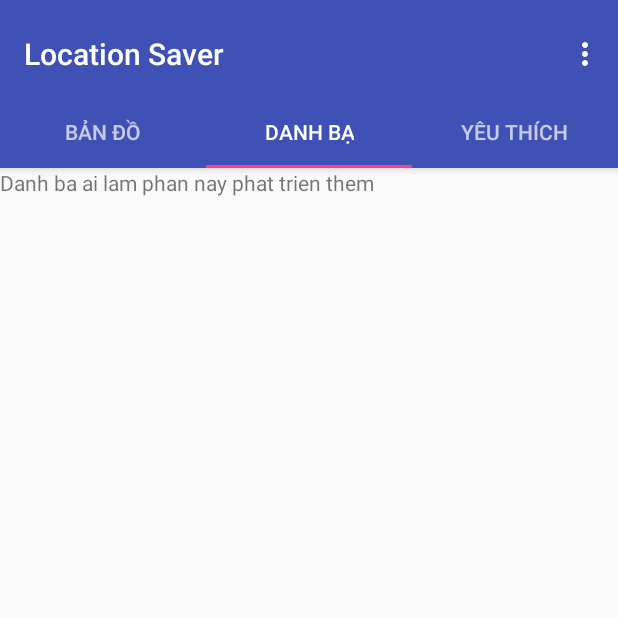
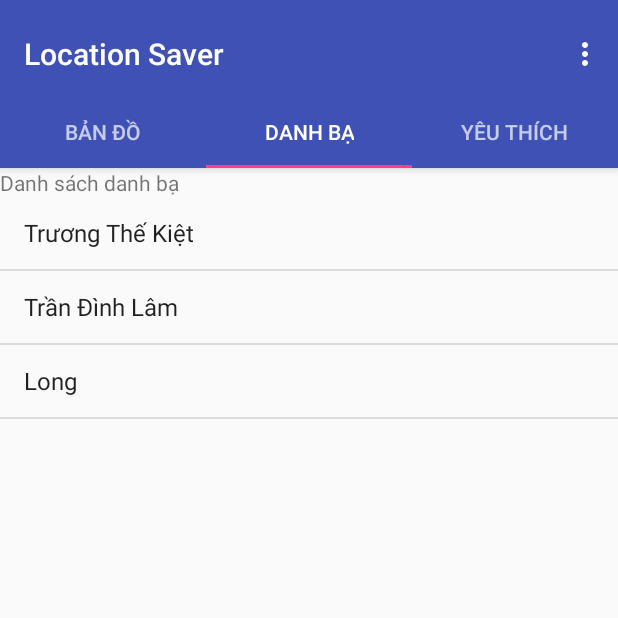
Before and after one commit to trandinhlam/AndroidProjectGroup32, an Android app: the screen it shows after launch (MainActivity), tab 2 chosen, on a phone screen of 412 x 824 dp, the top half of it. Run offline under Robolectric (Android 15) with nearby library versions, the phone set to English and light mode, and no system bars.

Commit message:
Đã thêm 1 listview vào Fragment_DanhBa. Chưa Custom List để hiển thị đúng định dạng vì lười tạo dữ liệu !!! bonus: Kiệt giấu mấy file fragment. java kĩ quá Tìm ko ra, mất 30 phút mới phát hiện :)

```diff
--- a/LoactionSaver/app/src/main/java/com/example/thekiet/loactionsaver/MainActivity.java
+++ b/LoactionSaver/app/src/main/java/com/example/thekiet/loactionsaver/MainActivity.java
@@ -48,7 +48,7 @@ public class MainActivity extends AppCompatActivity {
         mViewPager = (ViewPager) findViewById(R.id.container);
         setupViewPager(mViewPager);
         mViewPager.setOffscreenPageLimit(3);
-        //mViewPager.setAdapter(mSectionsPagerAdapter);
+        mViewPager.setAdapter(mSectionsPagerAdapter);
 
         tablayout = (TabLayout) findViewById(R.id.tabs);
         tablayout.setupWithViewPager(mViewPager);
--- a/LoactionSaver/app/src/main/java/fragment/fragment_danhba.java
+++ b/LoactionSaver/app/src/main/java/fragment/fragment_danhba.java
@@ -7,6 +7,10 @@ import android.support.v4.app.Fragment;
 import android.view.LayoutInflater;
 import android.view.View;
 import android.view.ViewGroup;
+import android.widget.ArrayAdapter;
+import android.widget.ListView;
+import android.widget.TextView;
+import android.widget.Toast;
 
 import com.example.thekiet.loactionsaver.R;
 
@@ -15,9 +19,26 @@ import com.example.thekiet.loactionsaver.R;
  */
 
 public class fragment_danhba extends Fragment {
-
+    TextView tbao;
+    ListView lvdanhba;
+    final String arr[]={"Trương Thế Kiệt",
+            "Trần Đình Lâm",
+            "Long"
+    };
     @Override
     public View onCreateView(LayoutInflater inflater, @Nullable ViewGroup container, Bundle savedInstanceState) {
-        return inflater.inflate(R.layout.fragment_danhba, container, false);
+
+
+
+        View layout_danhba=inflater.inflate(R.layout.fragment_danhba, container,false);
+        tbao=(TextView) layout_danhba.findViewById(R.id.tvdanhba);
+        tbao.setText("Danh sách danh bạ");
+
+        lvdanhba=(ListView) layout_danhba.findViewById(R.id.listdanhba);
+
+        ArrayAdapter<String> adapter = new ArrayAdapter<String>(this.getActivity(),
+                android.R.layout.simple_list_item_1,arr);
+        lvdanhba.setAdapter(adapter);
+        return layout_danhba;
     }
 }
--- a/LoactionSaver/app/src/main/java/fragment/fragment_likelist.java
+++ b/LoactionSaver/app/src/main/java/fragment/fragment_likelist.java
@@ -6,6 +6,8 @@ import android.support.annotation.Nullable;
 import android.view.LayoutInflater;
 import android.view.View;
 import android.view.ViewGroup;
+import android.widget.TextView;
+import android.widget.Toast;
 
 import com.example.thekiet.loactionsaver.R;
 
@@ -14,9 +16,11 @@ import com.example.thekiet.loactionsaver.R;
  */
 
 public class fragment_likelist extends Fragment {
+    TextView tbao;
     @Nullable
     @Override
-    public View onCreateView(LayoutInflater inflater, @Nullable ViewGroup container, Bundle savedInstanceState) {
+
+        public View onCreateView(LayoutInflater inflater, ViewGroup container, Bundle savedInstanceState) {
         return inflater.inflate(R.layout.fragment_likelist,container, false);
     }
 }
--- a/LoactionSaver/app/src/main/res/layout/fragment_danhba.xml
+++ b/LoactionSaver/app/src/main/res/layout/fragment_danhba.xml
@@ -1,10 +1,20 @@
 <?xml version="1.0" encoding="utf-8"?>
 <LinearLayout xmlns:android="http://schemas.android.com/apk/res/android"
-    android:orientation="vertical" android:layout_width="match_parent"
+    android:orientation="vertical"
+    android:layout_width="match_parent"
     android:layout_height="match_parent">
     <TextView
         android:id="@+id/tvdanhba"
         android:layout_width="match_parent"
         android:layout_height="wrap_content"
-        android:text="Danh ba ai lam phan nay phat trien them"/>
+        />
+
+
+    <ListView
+        android:id="@+id/listdanhba"
+        android:layout_width="match_parent"
+        android:layout_height="match_parent">
+
+
+    </ListView>
 </LinearLayout>
```
